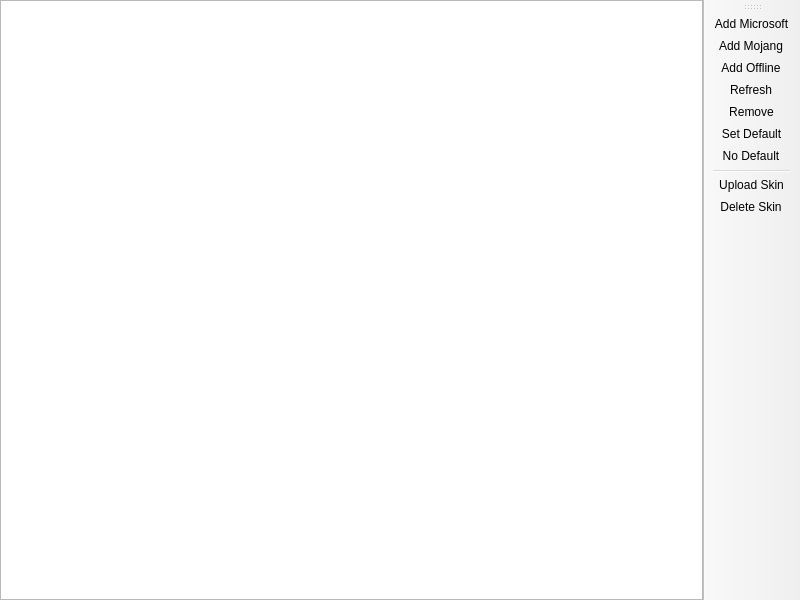
This is launcher/ui/pages/global/AccountListPage.ui in PrismLauncher/PrismLauncher as Qt 5 draws it before an edit. The edited form follows.
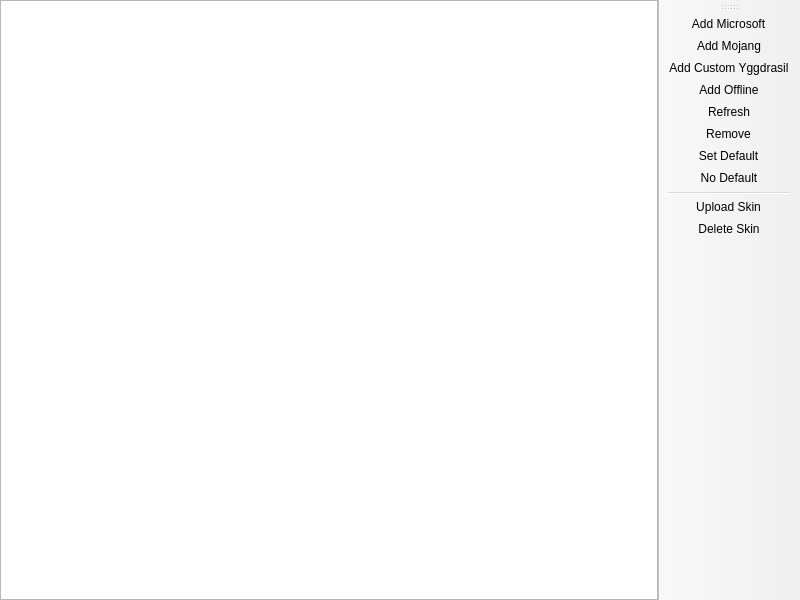
This is the edited form. Custom widgets are drawn as their Qt base class.

Commit message: 'Custom Yggdrasil' AccountType

The edit to the form file:
```diff
--- a/launcher/ui/pages/global/AccountListPage.ui
+++ b/launcher/ui/pages/global/AccountListPage.ui
@@ -54,6 +54,7 @@
    </attribute>
    <addaction name="actionAddMicrosoft"/>
    <addaction name="actionAddMojang"/>
+   <addaction name="actionAddCustomYggdrasil"/>
    <addaction name="actionAddOffline"/>
    <addaction name="actionRefresh"/>
    <addaction name="actionRemove"/>
@@ -68,6 +69,11 @@
     <string>Add &amp;Mojang</string>
    </property>
   </action>
+  <action name="actionAddCustomYggdrasil">
+   <property name="text">
+    <string>Add &amp;Custom Yggdrasil</string>
+   </property>
+  </action>
   <action name="actionRemove">
    <property name="text">
     <string>Remo&amp;ve</string>
```
The commit also changes 27 other files.
